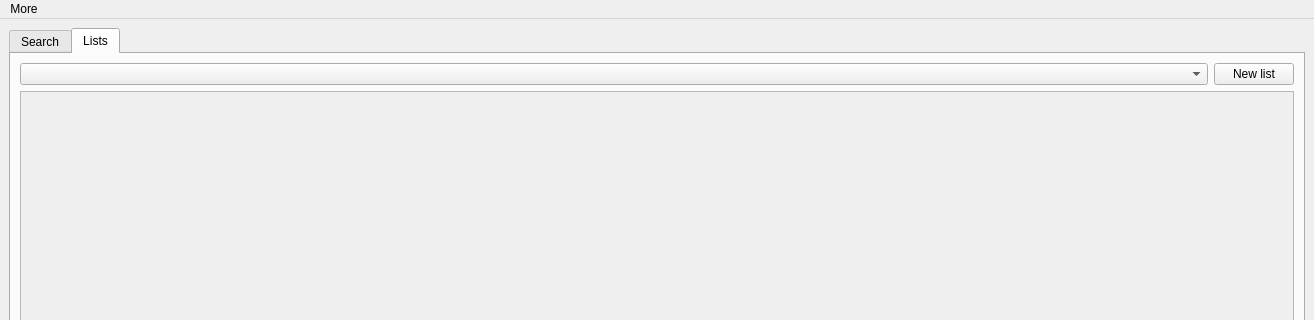
Before: the Qt Designer form source/AnimeHub.ui in VynDev/Anime-Hub, drawn with Qt 5; both pictures show x 0 to 1314 and y 0 to 320 of the 1314 by 889 pixel window.
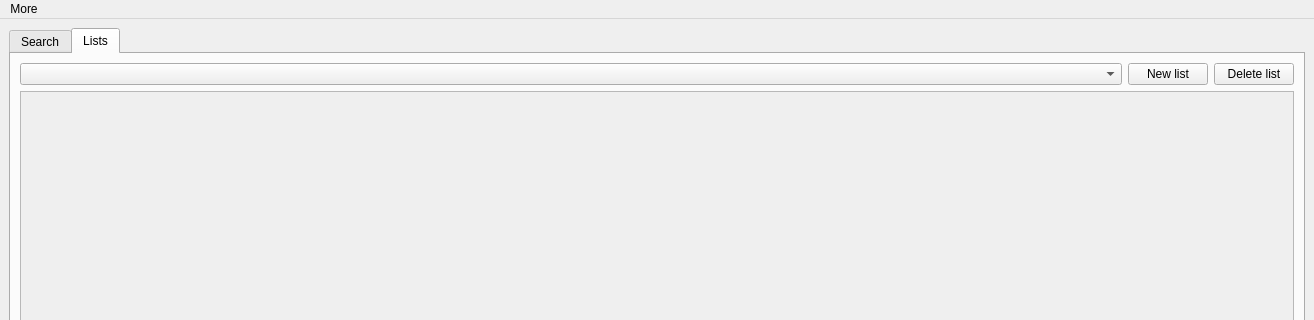
After: the same form once the commit is applied. The open tabs and pages were chosen to show the change.

Commit message: Remove list/anime + better preview format

Diff of the .ui file:
```diff
--- a/source/AnimeHub.ui
+++ b/source/AnimeHub.ui
@@ -88,7 +88,7 @@
        </attribute>
        <layout class="QVBoxLayout" name="verticalLayout_2">
         <item>
-         <layout class="QHBoxLayout" name="horizontalLayout_4" stretch="1,0">
+         <layout class="QHBoxLayout" name="horizontalLayout_4" stretch="1,0,0">
           <item>
            <widget class="QComboBox" name="listsComboBox"/>
           </item>
@@ -99,6 +99,13 @@
             </property>
            </widget>
           </item>
+          <item>
+           <widget class="QPushButton" name="deleteListButton">
+            <property name="text">
+             <string>Delete list</string>
+            </property>
+           </widget>
+          </item>
          </layout>
         </item>
         <item>
```
Left out of the diff: 2 changed lines with no effect on the pictures. The commit also changes 12 other files.
